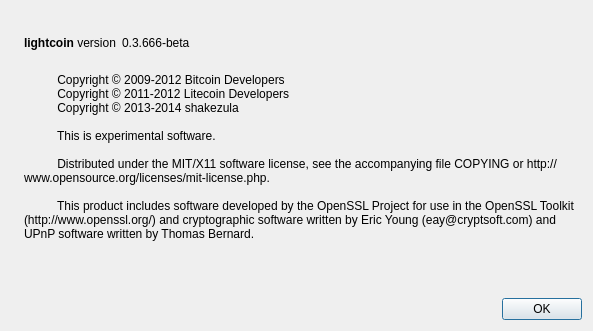
First picture: the form in src/qt/forms/aboutdialog.ui, repository lightcoin/lightcoin, before the edit.
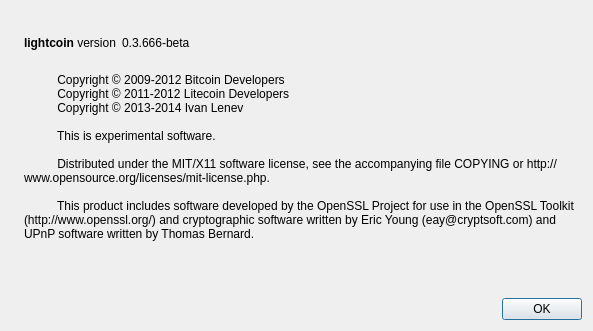
Second picture: the form after the edit. Icons and pictures are not drawn.

```diff
--- a/src/qt/forms/aboutdialog.ui
+++ b/src/qt/forms/aboutdialog.ui
@@ -97,7 +97,7 @@
         <string>
           Copyright © 2009-2012 Bitcoin Developers
           Copyright © 2011-2012 Litecoin Developers
-          Copyright © 2013-2014 shakezula 
+          Copyright © 2013-2014 Ivan Lenev 
 
           This is experimental software. 
 
```
